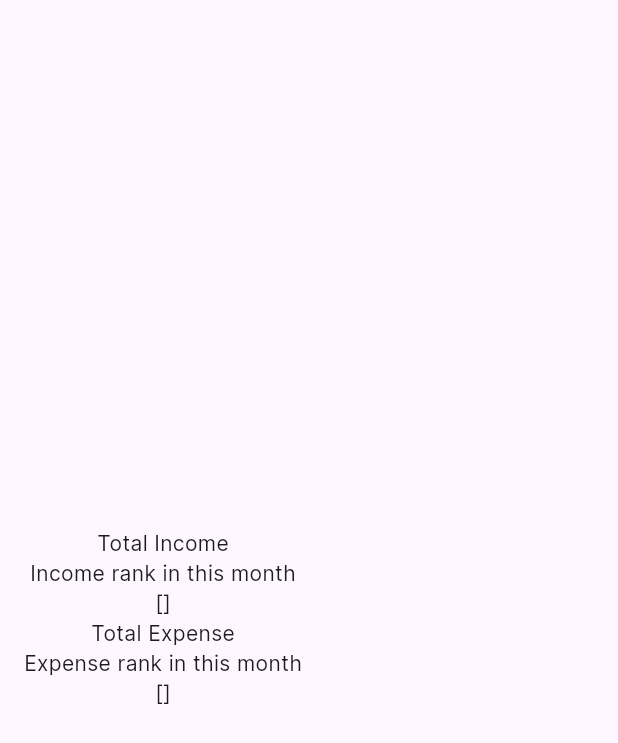
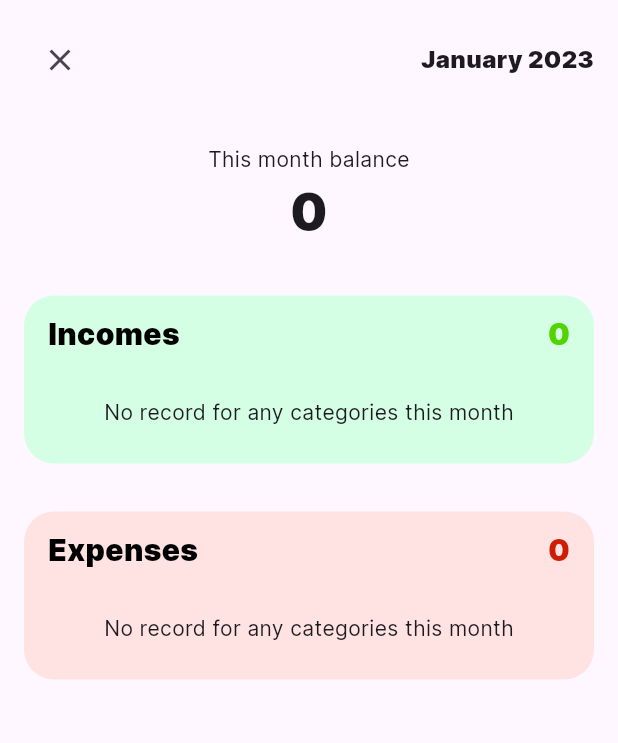
Before and after one commit to nevertell-dev/montra, a Flutter app: the screen it shows after launch, after a tap on an icon or button, on a phone screen of 412 x 824 dp. Shown: the top 743 px of the screen. Run offline on Flutter 3.47's test engine with Material 2 defaults, Android fonts, the light colour scheme and no system bars; our stand-ins replace bloc, bloc_concurrency, equatable, flutter_bloc, flutter_slidable, hive and 1 more; accounts and stored records are empty.

Commit message:
recap 1.0

```diff
--- a/lib/views/recap/bloc/recap_bloc.dart
+++ b/lib/views/recap/bloc/recap_bloc.dart
@@ -32,19 +32,35 @@ class RecapBloc extends Bloc<RecapEvent, RecapState> {
           }
         }
 
-        var incomes = _getList<Income>(from: allTransactions);
-        var expenses = _getList<Expense>(from: allTransactions);
+        final incomes = _getList<Income>(from: allTransactions);
+        final expenses = _getList<Expense>(from: allTransactions);
+
+        final incomeMap = _getCategoryMap(incomes);
+        final expenseMap = _getCategoryMap(expenses);
+
+        final incomeTotal = _getTotal(incomes);
+        final expenseTotal = _getTotal(expenses);
 
         emit(RecapLoaded(
           date: event.date,
           incomes: incomes,
           expenses: expenses,
+          incomeMap: incomeMap,
+          expenseMap: expenseMap,
+          incomeTotal: incomeTotal,
+          expenseTotal: expenseTotal,
+          balance: incomeTotal - expenseTotal,
         ));
       } else {
         emit(RecapLoaded(
           date: event.date,
           incomes: const <Transaction?>[],
           expenses: const <Transaction?>[],
+          incomeMap: const <String, double>{},
+          expenseMap: const <String, double>{},
+          incomeTotal: 0,
+          expenseTotal: 0,
+          balance: 0,
         ));
       }
     });
@@ -63,4 +79,25 @@ class RecapBloc extends Bloc<RecapEvent, RecapState> {
 
     return <Transaction>[];
   }
+
+  Map<String, double> _getCategoryMap(List<Transaction?> transactions) {
+    final mappedTransactions = <String, double>{};
+    for (var transaction in transactions) {
+      if (transaction != null) {
+        var amount = transaction.amount;
+        var title = transaction.category.title;
+
+        amount += mappedTransactions[title] ?? 0;
+
+        mappedTransactions[transaction.category.title] = amount;
+      }
+    }
+    return mappedTransactions;
+  }
+
+  double _getTotal(List<Transaction?> transactions) {
+    return transactions
+        .map((e) => e?.amount ?? 0)
+        .reduce((value, element) => value + element);
+  }
 }
--- a/lib/views/recap/bloc/recap_state.dart
+++ b/lib/views/recap/bloc/recap_state.dart
@@ -15,24 +15,44 @@ class RecapLoaded extends RecapState {
     required this.date,
     required this.incomes,
     required this.expenses,
+    required this.incomeMap,
+    required this.expenseMap,
+    required this.incomeTotal,
+    required this.expenseTotal,
+    required this.balance,
   });
 
   final DateTime date;
   final List<Transaction?> incomes;
   final List<Transaction?> expenses;
+  final Map<String, double> incomeMap;
+  final Map<String, double> expenseMap;
+  final double incomeTotal;
+  final double expenseTotal;
+  final double balance;
 
   @override
-  List<Object> get props => [date, incomes, expenses];
+  List<Object> get props => [date, incomes, expenses, incomeMap, expenseMap];
 
   RecapLoaded copyWith({
     DateTime? date,
     List<Transaction?>? incomes,
     List<Transaction?>? expenses,
+    Map<String, double>? incomeMap,
+    Map<String, double>? expenseMap,
+    double? incomeTotal,
+    double? expenseTotal,
+    double? balance,
   }) {
     return RecapLoaded(
       date: date ?? this.date,
       incomes: incomes ?? this.incomes,
       expenses: expenses ?? this.expenses,
+      incomeMap: incomeMap ?? this.incomeMap,
+      expenseMap: expenseMap ?? this.expenseMap,
+      incomeTotal: incomeTotal ?? this.incomeTotal,
+      expenseTotal: expenseTotal ?? this.expenseTotal,
+      balance: balance ?? this.balance,
     );
   }
 }
--- /dev/null
+++ b/lib/views/recap/components/recap_balance.dart
@@ -0,0 +1,31 @@
+// ignore_for_file: public_member_api_docs, sort_constructors_first
+part of 'package:montra/views/recap/recap_view.dart';
+
+class RecapBalance extends StatelessWidget {
+  const RecapBalance({
+    Key? key,
+    required this.balance,
+  }) : super(key: key);
+
+  final double balance;
+
+  @override
+  Widget build(BuildContext context) {
+    return Column(
+      children: [
+        const Text(
+          'This month balance',
+          textAlign: TextAlign.center,
+        ),
+        Text(
+          balance.formatted,
+          textAlign: TextAlign.center,
+          style: const TextStyle(
+            fontSize: 34.0,
+            fontWeight: FontWeight.w900,
+          ),
+        ),
+      ],
+    );
+  }
+}
--- /dev/null
+++ b/lib/views/recap/components/recap_category_list.dart
@@ -0,0 +1,119 @@
+part of 'package:montra/views/recap/recap_view.dart';
+
+class RecapCategoryList<T extends Category> extends StatelessWidget {
+  RecapCategoryList({super.key});
+
+  final isIncome = T == Income;
+
+  TextStyle get _textStyle => const TextStyle(
+        height: 1,
+        color: justBlack,
+        fontSize: 20.0,
+        fontWeight: FontWeight.w900,
+      );
+
+  List<Widget> _generateList(Map<String, double> categoryMap) {
+    if (categoryMap.isEmpty) {
+      return const [
+        Padding(
+          padding: EdgeInsets.all(16.0),
+          child: Text('No record for any categories this month'),
+        ),
+      ];
+    }
+
+    return List<Widget>.generate(categoryMap.length, (index) {
+      final category = isIncome ? incomes : expenses;
+      final title = categoryMap.keys.elementAt(index);
+      final img = category.firstWhere((element) => element.title == title).img;
+      final amount = categoryMap.values.elementAt(index).formatted;
+      return RecapCategoryTile(img: img, title: title, amount: amount);
+    });
+  }
+
+  @override
+  Widget build(BuildContext context) {
+    return BlocBuilder<RecapBloc, RecapState>(
+      builder: (context, state) {
+        if (state is RecapLoaded) {
+          return Container(
+            decoration: BoxDecoration(
+              color: isIncome ? containerGreen : containerRed,
+              borderRadius: BorderRadius.circular(20.0),
+            ),
+            child: Column(
+              children: [
+                Padding(
+                  padding: const EdgeInsets.all(16.0),
+                  child: Row(
+                    mainAxisAlignment: MainAxisAlignment.spaceBetween,
+                    children: [
+                      Text(
+                        isIncome ? 'Incomes' : 'Expenses',
+                        style: _textStyle,
+                      ),
+                      Text(
+                        (isIncome ? state.incomeTotal : state.expenseTotal)
+                            .formatted,
+                        textAlign: TextAlign.center,
+                        style: _textStyle.copyWith(
+                            color:
+                                isIncome ? onContainerGreen : onContainerRed),
+                      ),
+                    ],
+                  ),
+                ),
+                ..._generateList(isIncome ? state.incomeMap : state.expenseMap),
+                8.vSpace,
+              ],
+            ),
+          );
+        }
+        return const SizedBox();
+      },
+    );
+  }
+}
+
+class RecapCategoryTile extends StatelessWidget {
+  const RecapCategoryTile({
+    Key? key,
+    required this.title,
+    required this.img,
+    required this.amount,
+  }) : super(key: key);
+
+  final String title;
+  final String img;
+  final String amount;
+
+  @override
+  Widget build(BuildContext context) {
+    return Row(
+      children: [
+        16.hSpace,
+        CircleAvatar(
+            backgroundColor: const Color.fromARGB(0, 0, 0, 0),
+            foregroundImage: AssetImage('img/$img.png')),
+        Expanded(
+          child: Container(
+            margin: const EdgeInsets.all(8.0),
+            padding: const EdgeInsets.all(8.0),
+            child: Row(
+              mainAxisAlignment: MainAxisAlignment.spaceBetween,
+              children: [
+                Text(title),
+                Text(
+                  amount,
+                  style: const TextStyle(
+                    fontWeight: FontWeight.w700,
+                  ),
+                ),
+              ],
+            ),
+          ),
+        ),
+      ],
+    );
+  }
+}
--- /dev/null
+++ b/lib/views/recap/components/recap_header.dart
@@ -0,0 +1,34 @@
+// ignore_for_file: public_member_api_docs, sort_constructors_first
+part of 'package:montra/views/recap/recap_view.dart';
+
+class RecapHeader extends StatelessWidget {
+  const RecapHeader({
+    Key? key,
+    required this.date,
+  }) : super(key: key);
+
+  final DateTime date;
+
+  @override
+  Widget build(BuildContext context) {
+    return Row(
+      mainAxisAlignment: MainAxisAlignment.spaceBetween,
+      children: [
+        IconButton(
+          onPressed: () {
+            Navigator.pop(context);
+          },
+          icon: const Icon(Icons.close),
+        ),
+        Text(
+          DateFormat('MMMM y').format(date),
+          textAlign: TextAlign.left,
+          style: const TextStyle(
+            fontSize: 16.0,
+            fontWeight: FontWeight.w900,
+          ),
+        ),
+      ],
+    );
+  }
+}
--- a/lib/views/recap/recap_view.dart
+++ b/lib/views/recap/recap_view.dart
@@ -1,9 +1,20 @@
 // ignore_for_file: public_member_api_docs, sort_constructors_first
 import 'package:flutter/material.dart';
 import 'package:flutter_bloc/flutter_bloc.dart';
+import 'package:intl/intl.dart';
+
+import 'package:montra/constants/categories.dart';
+import 'package:montra/helpers/box_spacing.dart';
+import 'package:montra/helpers/number_helper.dart';
 import 'package:montra/services/transaction_service.dart';
 
+import '../../constants/colors.dart';
+import '../../models/category.dart';
 import 'bloc/recap_bloc.dart';
+
+part './components/recap_header.dart';
+part './components/recap_category_list.dart';
+part './components/recap_balance.dart';
 
 class RecapView extends StatelessWidget {
   const RecapView({
@@ -26,14 +37,15 @@ class RecapView extends StatelessWidget {
                 body: Padding(
                   padding: const EdgeInsets.all(16.0),
                   child: Column(
-                    mainAxisAlignment: MainAxisAlignment.center,
+                    crossAxisAlignment: CrossAxisAlignment.stretch,
                     children: [
-                      const Text('Total Income'),
-                      const Text('Income rank in this month'),
-                      Text(state.incomes.toString()),
-                      const Text('Total Expense'),
-                      const Text('Expense rank in this month'),
-                      Text(state.expenses.toString()),
+                      RecapHeader(date: state.date),
+                      32.vSpace,
+                      RecapBalance(balance: state.balance),
+                      32.vSpace,
+                      RecapCategoryList<Income>(),
+                      32.vSpace,
+                      RecapCategoryList<Expense>(),
                     ],
                   ),
                 ),
```
